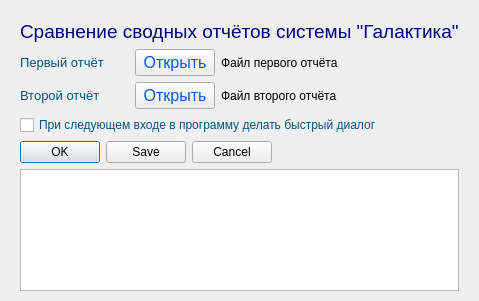
Above: _internal/compare_reports.ui from LeonidBolshakov/compare_reports before the change. Below: the same form after it.
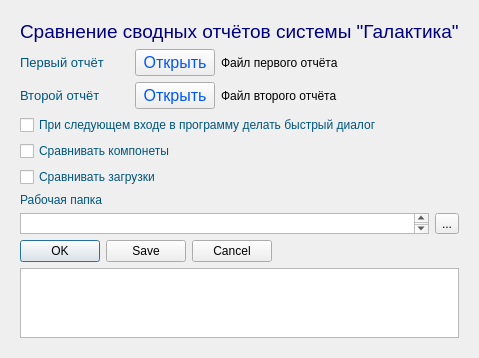
That is the form after the change. Custom widgets are drawn as their Qt base class.

Patch:
```diff
--- a/_internal/compare_reports.ui
+++ b/_internal/compare_reports.ui
@@ -25,7 +25,7 @@
      <number>20</number>
     </property>
     <property name="bottomMargin">
-     <number>10</number>
+     <number>20</number>
     </property>
     <item>
      <widget class="QLabel" name="label">
@@ -731,6 +731,198 @@
       </property>
      </widget>
     </item>
+    <item>
+     <widget class="QCheckBox" name="checkBoxComps">
+      <property name="palette">
+       <palette>
+        <active>
+         <colorrole role="WindowText">
+          <brush brushstyle="SolidPattern">
+           <color alpha="255">
+            <red>0</red>
+            <green>85</green>
+            <blue>127</blue>
+           </color>
+          </brush>
+         </colorrole>
+        </active>
+        <inactive>
+         <colorrole role="WindowText">
+          <brush brushstyle="SolidPattern">
+           <color alpha="255">
+            <red>0</red>
+            <green>85</green>
+            <blue>127</blue>
+           </color>
+          </brush>
+         </colorrole>
+        </inactive>
+        <disabled>
+         <colorrole role="WindowText">
+          <brush brushstyle="SolidPattern">
+           <color alpha="255">
+            <red>120</red>
+            <green>120</green>
+            <blue>120</blue>
+           </color>
+          </brush>
+         </colorrole>
+        </disabled>
+       </palette>
+      </property>
+      <property name="text">
+       <string>Сравнивать компонеты</string>
+      </property>
+     </widget>
+    </item>
+    <item>
+     <widget class="QCheckBox" name="checkBoxLoads">
+      <property name="palette">
+       <palette>
+        <active>
+         <colorrole role="WindowText">
+          <brush brushstyle="SolidPattern">
+           <color alpha="255">
+            <red>0</red>
+            <green>85</green>
+            <blue>127</blue>
+           </color>
+          </brush>
+         </colorrole>
+        </active>
+        <inactive>
+         <colorrole role="WindowText">
+          <brush brushstyle="SolidPattern">
+           <color alpha="255">
+            <red>0</red>
+            <green>85</green>
+            <blue>127</blue>
+           </color>
+          </brush>
+         </colorrole>
+        </inactive>
+        <disabled>
+         <colorrole role="WindowText">
+          <brush brushstyle="SolidPattern">
+           <color alpha="255">
+            <red>120</red>
+            <green>120</green>
+            <blue>120</blue>
+           </color>
+          </brush>
+         </colorrole>
+        </disabled>
+       </palette>
+      </property>
+      <property name="text">
+       <string>Сравнивать загрузки</string>
+      </property>
+     </widget>
+    </item>
+    <item>
+     <widget class="QLabel" name="label_2">
+      <property name="palette">
+       <palette>
+        <active>
+         <colorrole role="WindowText">
+          <brush brushstyle="SolidPattern">
+           <color alpha="255">
+            <red>0</red>
+            <green>85</green>
+            <blue>127</blue>
+           </color>
+          </brush>
+         </colorrole>
+         <colorrole role="Text">
+          <brush brushstyle="SolidPattern">
+           <color alpha="255">
+            <red>0</red>
+            <green>0</green>
+            <blue>0</blue>
+           </color>
+          </brush>
+         </colorrole>
+        </active>
+        <inactive>
+         <colorrole role="WindowText">
+          <brush brushstyle="SolidPattern">
+           <color alpha="255">
+            <red>0</red>
+            <green>85</green>
+            <blue>127</blue>
+           </color>
+          </brush>
+         </colorrole>
+         <colorrole role="Text">
+          <brush brushstyle="SolidPattern">
+           <color alpha="255">
+            <red>0</red>
+            <green>0</green>
+            <blue>0</blue>
+           </color>
+          </brush>
+         </colorrole>
+        </inactive>
+        <disabled>
+         <colorrole role="WindowText">
+          <brush brushstyle="SolidPattern">
+           <color alpha="255">
+            <red>120</red>
+            <green>120</green>
+            <blue>120</blue>
+           </color>
+          </brush>
+         </colorrole>
+         <colorrole role="Text">
+          <brush brushstyle="SolidPattern">
+           <color alpha="255">
+            <red>120</red>
+            <green>120</green>
+            <blue>120</blue>
+           </color>
+          </brush>
+         </colorrole>
+        </disabled>
+       </palette>
+      </property>
+      <property name="text">
+       <string>Рабочая папка</string>
+      </property>
+     </widget>
+    </item>
+    <item>
+     <layout class="QHBoxLayout" name="horizontalLayout">
+      <item>
+       <widget class="CustomTextBrowser" name="txtWorkingFolder">
+        <property name="sizePolicy">
+         <sizepolicy hsizetype="Expanding" vsizetype="Fixed">
+          <horstretch>0</horstretch>
+          <verstretch>0</verstretch>
+         </sizepolicy>
+        </property>
+        <property name="maximumSize">
+         <size>
+          <width>16777215</width>
+          <height>21</height>
+         </size>
+        </property>
+        <property name="autoFillBackground">
+         <bool>true</bool>
+        </property>
+        <property name="autoFormatting">
+         <set>QTextEdit::AutoAll</set>
+        </property>
+       </widget>
+      </item>
+      <item>
+       <widget class="QToolButton" name="tBtnWorkingFolder">
+        <property name="text">
+         <string>...</string>
+        </property>
+       </widget>
+      </item>
+     </layout>
+    </item>
     <item>
      <widget class="QDialogButtonBox" name="btnBox">
       <property name="sizePolicy">
@@ -772,6 +964,13 @@
    </layout>
   </widget>
  </widget>
+ <customwidgets>
+  <customwidget>
+   <class>CustomTextBrowser</class>
+   <extends>QTextBrowser</extends>
+   <header>customtextbrowser</header>
+  </customwidget>
+ </customwidgets>
  <tabstops>
   <tabstop>btnFile1</tabstop>
   <tabstop>btnFile2</tabstop>
```
Left out of the diff: 5 changed lines with no effect on the pictures.
